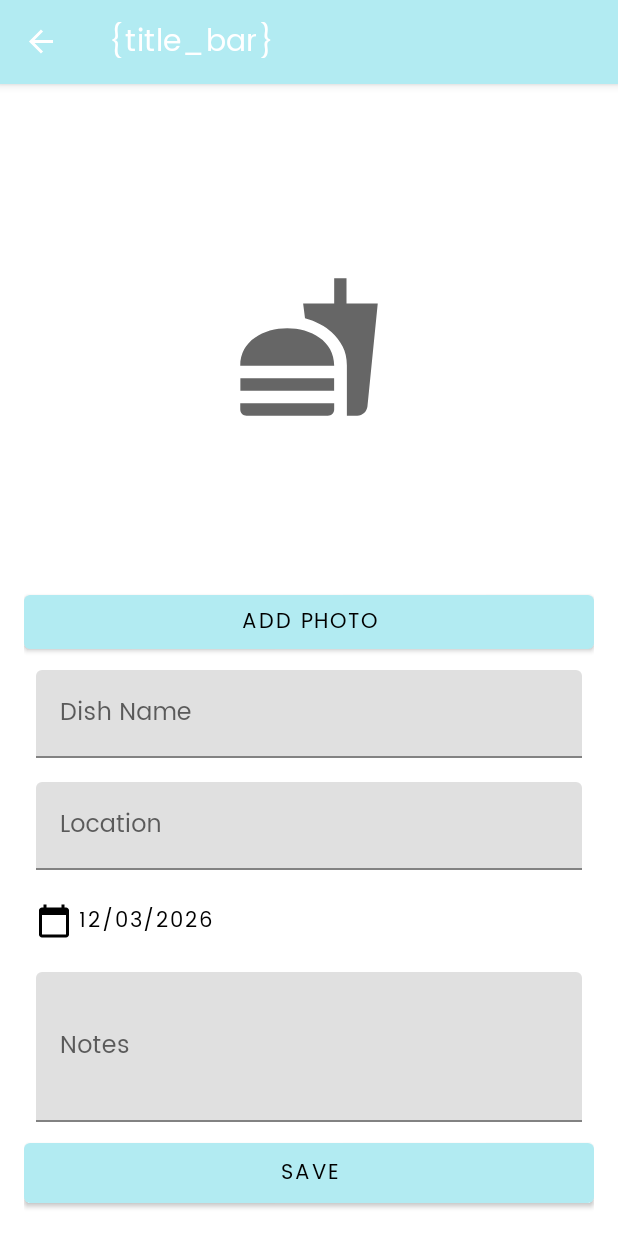
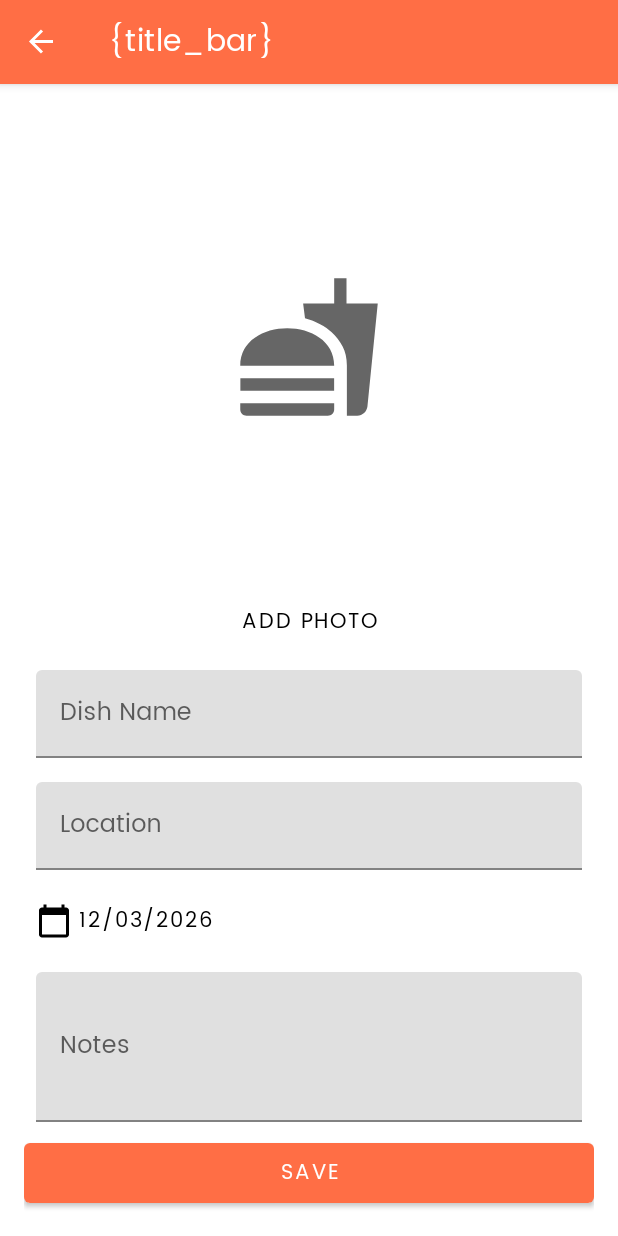
Before and after one commit to Celinarabe/foodie-app, an Android app: the NewDishFragment screen opened through its navigation route, on a phone screen of 412 x 824 dp. Run offline under Robolectric (Android 15) with nearby library versions, the phone set to English and light mode, and no system bars; our stand-ins replace navigation-ui.

Commit message:
theme is done:

```diff
--- a/app/src/main/res/layout/fragment_list_feed.xml
+++ b/app/src/main/res/layout/fragment_list_feed.xml
@@ -15,14 +15,16 @@
         app:layout_constraintEnd_toEndOf="parent"
         app:layout_constraintStart_toStartOf="parent"
         app:layout_constraintTop_toTopOf="parent" />
-    <com.google.android.material.floatingactionbutton.FloatingActionButton
+    <com.google.android.material.floatingactionbutton.ExtendedFloatingActionButton
+        style="@style/addPhoto"
         android:id="@+id/floatingActionButton"
         android:layout_width="wrap_content"
         android:layout_height="wrap_content"
         android:layout_marginEnd="@dimen/margin_between_elements"
         android:layout_marginBottom="@dimen/margin_between_elements"
         android:contentDescription="@string/add_new_item"
-        android:src="@android:drawable/ic_input_add"
+        android:text="@string/add_new_dish"
+        app:icon="@android:drawable/ic_input_add"
         app:layout_constraintBottom_toBottomOf="parent"
         app:layout_constraintEnd_toEndOf="parent"
         app:tint="@android:color/white" />
--- a/app/src/main/res/layout/fragment_new_dish.xml
+++ b/app/src/main/res/layout/fragment_new_dish.xml
@@ -29,14 +29,15 @@
 
         <Button
             android:id="@+id/addPicBtn"
+            style="@style/dateText"
             android:layout_width="match_parent"
             android:layout_height="wrap_content"
-
             android:text="Add Photo"
             app:layout_constraintBottom_toTopOf="@+id/tfDishName"
             app:layout_constraintEnd_toEndOf="parent"
             app:layout_constraintHorizontal_bias="0.031"
-            app:layout_constraintStart_toStartOf="parent" />
+            app:layout_constraintStart_toStartOf="parent"
+            />
 
 
         <com.google.android.material.textfield.TextInputLayout
@@ -79,14 +80,14 @@
 
         <Button
             android:id="@+id/btnDate"
-            style="@style/Widget.MaterialComponents.Button.TextButton.Icon"
+            style="@style/dateText"
             android:layout_width="wrap_content"
             android:layout_height="wrap_content"
             android:padding="8dp"
             android:text="Select Date"
-            android:textColor="@color/black"
             app:icon="@drawable/ic_calendar"
-            app:iconTint="@color/black"
+
+
             app:layout_constraintStart_toStartOf="parent"
             app:layout_constraintTop_toBottomOf="@+id/tfLocation" />
 
--- a/app/src/main/res/values-night/themes.xml
+++ b/app/src/main/res/values-night/themes.xml
@@ -2,16 +2,28 @@
     <!-- Base application theme. -->
     <style name="Theme.Foodieapp" parent="Theme.MaterialComponents.DayNight.DarkActionBar">
         <!-- Primary brand color. -->
-        <item name="colorPrimary">@color/purple_200</item>
-        <item name="colorPrimaryVariant">@color/purple_700</item>
-        <item name="colorOnPrimary">@color/black</item>
+        <item name="colorPrimary">@color/orange</item>
+        <item name="colorPrimaryVariant">@color/light_orange</item>
+        <item name="colorOnPrimary">@color/white</item>
         <!-- Secondary brand color. -->
-        <item name="colorSecondary">@color/teal_200</item>
+        <item name="colorSecondary">#F9F871</item>
         <item name="colorSecondaryVariant">@color/teal_200</item>
         <item name="colorOnSecondary">@color/black</item>
         <!-- Status bar color. -->
-        <item name="android:statusBarColor" tools:targetApi="l">?attr/colorPrimaryVariant</item>
+        <item name="android:statusBarColor" tools:targetApi="l">?attr/colorPrimary</item>
         <!-- Customize your theme here. -->
         <item name="android:fontFamily">@font/poppins_fonts_family</item>
     </style>
+
+    <!--Changing date and photo button specifically to match the primary text color -->
+    <style name="dateText" parent="Widget.MaterialComponents.Button.TextButton.Icon">
+        <item name="android:textColor">@color/white</item>
+        <item name="iconTint">@color/white</item>
+    </style>
+
+    <style name="addPhoto" parent="Widget.MaterialComponents.ExtendedFloatingActionButton">
+        <item name="tint">@color/black</item>
+    </style>
+
+
 </resources>
--- a/app/src/main/res/values/colors.xml
+++ b/app/src/main/res/values/colors.xml
@@ -8,5 +8,8 @@
     <color name="black">#FF000000</color>
     <color name="white">#FFFFFFFF</color>
     <color name="peach">#ffccbc</color>
+    <color name="magenta">#FA0066</color>
+    <color name="orange">#FF6E45</color>
+    <color name="light_orange">#ffa072</color>
 
 </resources>
--- a/app/src/main/res/values/strings.xml
+++ b/app/src/main/res/values/strings.xml
@@ -17,4 +17,5 @@
     <string name="content_description_media">Dish</string>
     <string name="add_new_item">Add New Item</string>
     <string name="add_fragment_title">New Dish</string>
+    <string name="add_new_dish">New Dish</string>
 </resources>
--- a/app/src/main/res/values/themes.xml
+++ b/app/src/main/res/values/themes.xml
@@ -2,18 +2,38 @@
     <!-- Base application theme. -->
     <style name="Theme.Foodieapp" parent="Theme.MaterialComponents.DayNight.DarkActionBar">
         <!-- Primary brand color. -->
-        <item name="colorPrimary">@color/teal_200</item>
-        <item name="colorPrimaryVariant">@color/teal_200</item>
-        <item name="colorOnPrimary">@color/black</item>
+        <item name="colorPrimary">@color/orange</item>
+        <item name="colorOnPrimary">@color/white</item>
+        <item name="colorPrimaryVariant">@color/light_orange</item>
+
+
+
+        <item name="android:textColor">@color/black</item>
+
+
+
         <!-- Secondary brand color. -->
-        <item name="colorSecondary">@color/peach</item>
+        <item name="colorSecondary">@color/magenta</item>
         <item name="colorSecondaryVariant">@color/peach</item>
         <item name="colorOnSecondary">@color/black</item>
         <!-- Status bar color. -->
-        <item name="android:statusBarColor" tools:targetApi="l">?attr/colorPrimaryVariant</item>
+        <item name="android:statusBarColor" tools:targetApi="l">?attr/colorPrimary</item>
         <!-- Customize your theme here. -->
         <item name="android:fontFamily">@font/poppins_fonts_family</item>
     </style>
+
+<!--Changing date button specifically to match the primary text color -->
+    <style name="dateText" parent="Widget.MaterialComponents.Button.TextButton.Icon">
+        <item name="android:textColor">@color/black</item>
+        <item name="iconTint">@color/black</item>
+    </style>
+
+    <style name="addPhoto" parent="Widget.MaterialComponents.ExtendedFloatingActionButton">
+        <item name="iconTint">@color/white</item>
+        <item name="android:textColor">@color/white</item>
+    </style>
+
+
 
     <style name="Theme.Foodieapp.NoActionBar">
         <item name="windowActionBar">false</item>
```
Also changed, not shown: app/src/main/res/drawable/ic_baseline_photo_camera_24.xml (added, +13 -0 lines).
